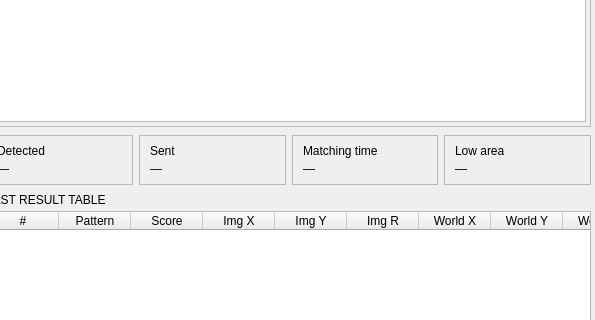
This is src/ui/forms/task/localization_dashboard_widget.ui in gstorm-b/computer-vision-app as Qt 5 draws it before an edit; both pictures show x 429 to 1024 and y 233 to 553 of the 1024 by 640 pixel window. The edited form follows.
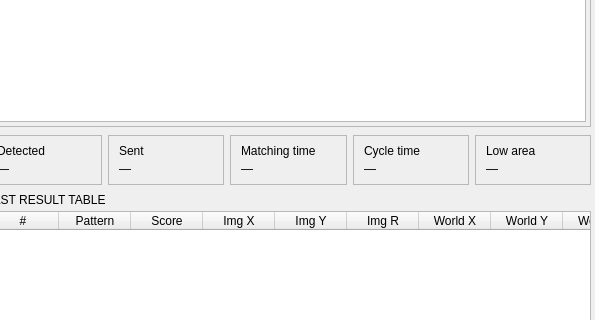
This is the edited form. Custom widgets are drawn as their Qt base class.

```diff
--- a/src/ui/forms/task/localization_dashboard_widget.ui
+++ b/src/ui/forms/task/localization_dashboard_widget.ui
@@ -678,6 +678,50 @@
          </layout>
         </widget>
        </item>
+       <item>
+        <widget class="FrameBox" name="frame_kpi_cycle_total">
+         <property name="frameBoxVariant" stdset="0">
+          <string>compact</string>
+         </property>
+         <property name="frameShape">
+          <enum>QFrame::Shape::StyledPanel</enum>
+         </property>
+         <property name="frameShadow">
+          <enum>QFrame::Shadow::Raised</enum>
+         </property>
+         <layout class="QVBoxLayout" name="vl_kpi_cycle_total">
+          <property name="spacing">
+           <number>4</number>
+          </property>
+          <property name="leftMargin">
+           <number>10</number>
+          </property>
+          <property name="topMargin">
+           <number>8</number>
+          </property>
+          <property name="rightMargin">
+           <number>10</number>
+          </property>
+          <property name="bottomMargin">
+           <number>8</number>
+          </property>
+          <item>
+           <widget class="QLabel" name="lbl_kpi_cycle_total">
+            <property name="text">
+             <string>Cycle time</string>
+            </property>
+           </widget>
+          </item>
+          <item>
+           <widget class="QLabel" name="lbl_kpi_cycle_total_val">
+            <property name="text">
+             <string>—</string>
+            </property>
+           </widget>
+          </item>
+         </layout>
+        </widget>
+       </item>
        <item>
         <widget class="FrameBox" name="frame_kpi_low_area">
          <property name="frameBoxVariant" stdset="0">
```
